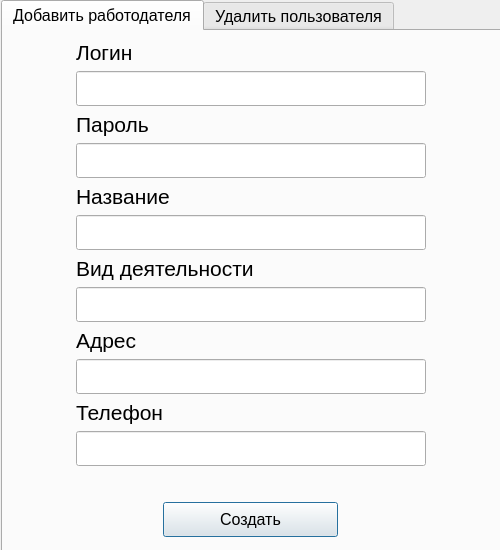
Before: the Qt Designer form adminwindow.ui in NickSFU/-Employment_office, drawn with Qt 5.
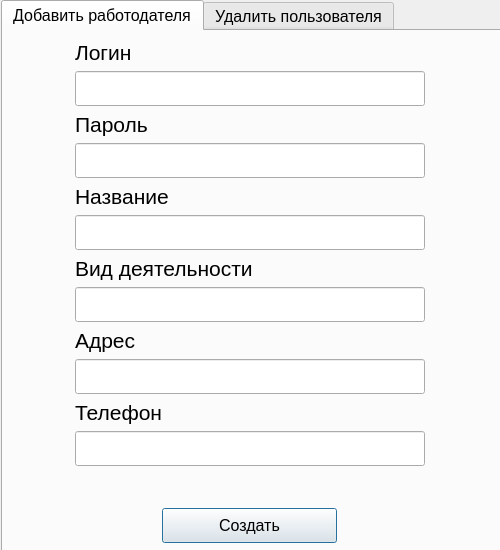
After: the same form once the commit is applied.

What changed in the file:
```diff
--- a/adminwindow.ui
+++ b/adminwindow.ui
@@ -55,9 +55,15 @@
     <attribute name="title">
      <string>Добавить работодателя</string>
     </attribute>
-    <layout class="QGridLayout" name="gridLayout">
-     <item row="0" column="0">
       <widget class="QLabel" name="label">
+     <property name="geometry">
+      <rect>
+       <x>72</x>
+       <y>9</y>
+       <width>350</width>
+       <height>25</height>
+      </rect>
+     </property>
        <property name="maximumSize">
         <size>
          <width>351</width>
@@ -73,9 +79,15 @@
         <string>Логин</string>
        </property>
       </widget>
-     </item>
-     <item row="5" column="0">
       <widget class="QLineEdit" name="NameEdit">
+     <property name="geometry">
+      <rect>
+       <x>72</x>
+       <y>184</y>
+       <width>350</width>
+       <height>35</height>
+      </rect>
+     </property>
        <property name="minimumSize">
         <size>
          <width>350</width>
@@ -94,9 +106,15 @@
         </font>
        </property>
       </widget>
-     </item>
-     <item row="9" column="0">
       <widget class="QLineEdit" name="AdressEdit">
+     <property name="geometry">
+      <rect>
+       <x>72</x>
+       <y>328</y>
+       <width>350</width>
+       <height>35</height>
+      </rect>
+     </property>
        <property name="minimumSize">
         <size>
          <width>350</width>
@@ -115,9 +133,15 @@
         </font>
        </property>
       </widget>
-     </item>
-     <item row="1" column="0">
       <widget class="QLineEdit" name="LoginEdit">
+     <property name="geometry">
+      <rect>
+       <x>72</x>
+       <y>40</y>
+       <width>350</width>
+       <height>35</height>
+      </rect>
+     </property>
        <property name="minimumSize">
         <size>
          <width>350</width>
@@ -136,25 +160,15 @@
         </font>
        </property>
       </widget>
-     </item>
-     <item row="12" column="0">
-      <spacer name="verticalSpacer">
-       <property name="orientation">
-        <enum>Qt::Vertical</enum>
-       </property>
-       <property name="sizeType">
-        <enum>QSizePolicy::Fixed</enum>
-       </property>
-       <property name="sizeHint" stdset="0">
-        <size>
-         <width>20</width>
-         <height>30</height>
-        </size>
-       </property>
-      </spacer>
-     </item>
-     <item row="10" column="0">
       <widget class="QLabel" name="label_10">
+     <property name="geometry">
+      <rect>
+       <x>72</x>
+       <y>369</y>
+       <width>350</width>
+       <height>25</height>
+      </rect>
+     </property>
        <property name="maximumSize">
         <size>
          <width>351</width>
@@ -170,9 +184,15 @@
         <string>Телефон</string>
        </property>
       </widget>
-     </item>
-     <item row="11" column="0">
       <widget class="QLineEdit" name="PhoneEdit">
+     <property name="geometry">
+      <rect>
+       <x>72</x>
+       <y>400</y>
+       <width>350</width>
+       <height>35</height>
+      </rect>
+     </property>
        <property name="minimumSize">
         <size>
          <width>350</width>
@@ -191,9 +211,15 @@
         </font>
        </property>
       </widget>
-     </item>
-     <item row="3" column="0">
       <widget class="QLineEdit" name="PasswordEdit">
+     <property name="geometry">
+      <rect>
+       <x>72</x>
+       <y>112</y>
+       <width>350</width>
+       <height>35</height>
+      </rect>
+     </property>
        <property name="minimumSize">
         <size>
          <width>350</width>
@@ -212,9 +238,15 @@
         </font>
        </property>
       </widget>
-     </item>
-     <item row="13" column="0" alignment="Qt::AlignHCenter">
       <widget class="QPushButton" name="CreateButton">
+     <property name="geometry">
+      <rect>
+       <x>159</x>
+       <y>477</y>
+       <width>175</width>
+       <height>35</height>
+      </rect>
+     </property>
        <property name="minimumSize">
         <size>
          <width>175</width>
@@ -236,9 +268,15 @@
         <string>Создать</string>
        </property>
       </widget>
-     </item>
-     <item row="6" column="0">
       <widget class="QLabel" name="label_7">
+     <property name="geometry">
+      <rect>
+       <x>72</x>
+       <y>225</y>
+       <width>350</width>
+       <height>25</height>
+      </rect>
+     </property>
        <property name="maximumSize">
         <size>
          <width>351</width>
@@ -254,9 +292,15 @@
         <string>Вид деятельности</string>
        </property>
       </widget>
-     </item>
-     <item row="8" column="0">
       <widget class="QLabel" name="label_9">
+     <property name="geometry">
+      <rect>
+       <x>72</x>
+       <y>297</y>
+       <width>350</width>
+       <height>25</height>
+      </rect>
+     </property>
        <property name="maximumSize">
         <size>
          <width>351</width>
@@ -272,9 +316,15 @@
         <string>Адрес</string>
        </property>
       </widget>
-     </item>
-     <item row="2" column="0">
       <widget class="QLabel" name="label_6">
+     <property name="geometry">
+      <rect>
+       <x>72</x>
+       <y>81</y>
+       <width>350</width>
+       <height>25</height>
+      </rect>
+     </property>
        <property name="maximumSize">
         <size>
          <width>351</width>
@@ -290,9 +340,15 @@
         <string>Пароль</string>
        </property>
       </widget>
-     </item>
-     <item row="4" column="0">
       <widget class="QLabel" name="label_8">
+     <property name="geometry">
+      <rect>
+       <x>72</x>
+       <y>153</y>
+       <width>350</width>
+       <height>25</height>
+      </rect>
+     </property>
        <property name="maximumSize">
         <size>
          <width>351</width>
@@ -308,22 +364,15 @@
         <string>Название</string>
        </property>
       </widget>
-     </item>
-     <item row="14" column="0">
-      <spacer name="verticalSpacer_3">
-       <property name="orientation">
-        <enum>Qt::Vertical</enum>
-       </property>
-       <property name="sizeHint" stdset="0">
-        <size>
-         <width>20</width>
-         <height>40</height>
-        </size>
-       </property>
-      </spacer>
-     </item>
-     <item row="7" column="0">
       <widget class="QLineEdit" name="ActivityTypeEdit">
+     <property name="geometry">
+      <rect>
+       <x>72</x>
+       <y>256</y>
+       <width>350</width>
+       <height>35</height>
+      </rect>
+     </property>
        <property name="minimumSize">
         <size>
          <width>350</width>
@@ -342,8 +391,6 @@
         </font>
        </property>
       </widget>
-     </item>
-    </layout>
    </widget>
    <widget class="QWidget" name="tab_2">
     <attribute name="title">
```
Lines whose indentation alone changed are shown as unchanged.
